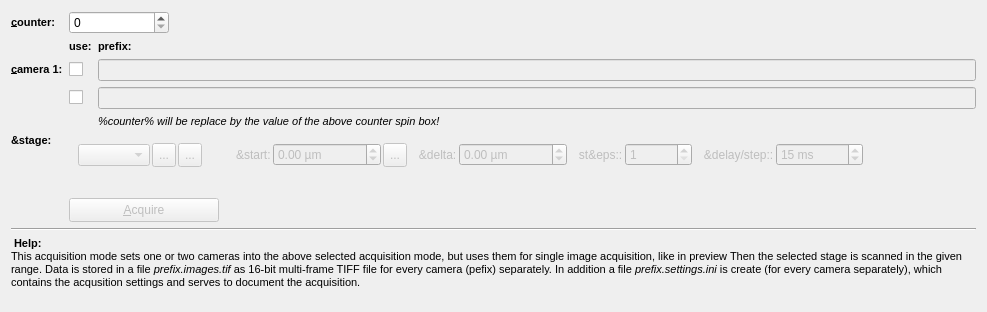
Above: plugins/spimb040/qfespimb040imagestackconfigwidget.ui from jkriege2/QuickFit3 before the change. Below: the same form after it.
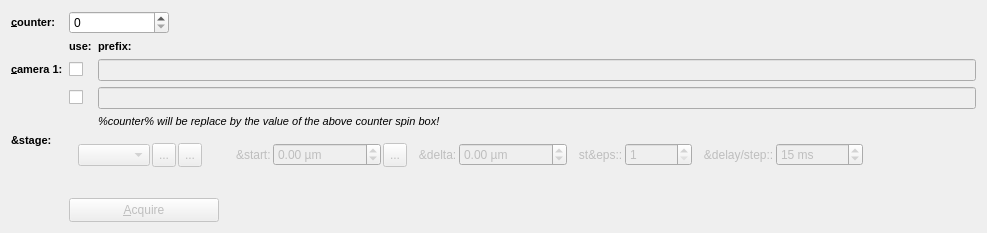
That is the form after the change. Icons and pictures are not drawn. Custom widgets are drawn as their Qt base class.

Commit message: QuickFit3/B040: improved online help, added "save overview" option to image acquisitions

The edit to the form file:
```diff
--- a/plugins/spimb040/qfespimb040imagestackconfigwidget.ui
+++ b/plugins/spimb040/qfespimb040imagestackconfigwidget.ui
@@ -10,7 +10,7 @@
     <x>0</x>
     <y>0</y>
     <width>987</width>
-    <height>284</height>
+    <height>221</height>
    </rect>
   </property>
   <property name="windowTitle">
@@ -119,45 +119,6 @@
      </property>
     </widget>
    </item>
-   <item row="11" column="0" colspan="3">
-    <widget class="QLabel" name="label">
-     <property name="sizePolicy">
-      <sizepolicy hsizetype="Preferred" vsizetype="MinimumExpanding">
-       <horstretch>0</horstretch>
-       <verstretch>0</verstretch>
-      </sizepolicy>
-     </property>
-     <property name="minimumSize">
-      <size>
-       <width>0</width>
-       <height>64</height>
-      </size>
-     </property>
-     <property name="text">
-      <string>&lt;!DOCTYPE HTML PUBLIC &quot;-//W3C//DTD HTML 4.0//EN&quot; &quot;http://www.w3.org/TR/REC-html40/strict.dtd&quot;&gt;
-&lt;html&gt;&lt;head&gt;&lt;meta name=&quot;qrichtext&quot; content=&quot;1&quot; /&gt;&lt;style type=&quot;text/css&quot;&gt;
-p, li { white-space: pre-wrap; }
-&lt;/style&gt;&lt;/head&gt;&lt;body style=&quot; font-family:'MS Shell Dlg 2'; font-size:8.25pt; font-weight:400; font-style:normal;&quot;&gt;
-&lt;p style=&quot; margin-top:0px; margin-bottom:0px; margin-left:0px; margin-right:0px; -qt-block-indent:0; text-indent:0px;&quot;&gt;&lt;img src=&quot;:/lib/help.png&quot; /&gt;&lt;span style=&quot; font-size:8pt;&quot;&gt; &lt;/span&gt;&lt;span style=&quot; font-size:8pt; font-weight:600;&quot;&gt;Help:&lt;/span&gt;&lt;span style=&quot; font-size:8pt;&quot;&gt;&lt;br /&gt;This acquisition mode sets one or two cameras into the above selected acquisition mode, but uses them for single image acquisition, like in preview Then the selected stage is scanned in the given range. Data is stored in a file &lt;/span&gt;&lt;span style=&quot; font-size:8pt; font-style:italic;&quot;&gt;prefix.images.tif&lt;/span&gt;&lt;span style=&quot; font-size:8pt;&quot;&gt; as 16-bit multi-frame TIFF file for every camera (pefix) separately. In addition a file &lt;/span&gt;&lt;span style=&quot; font-size:8pt; font-style:italic;&quot;&gt;prefix.settings.ini&lt;/span&gt;&lt;span style=&quot; font-size:8pt;&quot;&gt; is create (for every camera separately), which contains the acqusition settings and serves to document the acquisition.&lt;/span&gt;&lt;/p&gt;&lt;/body&gt;&lt;/html&gt;</string>
-     </property>
-     <property name="alignment">
-      <set>Qt::AlignLeading|Qt::AlignLeft|Qt::AlignTop</set>
-     </property>
-     <property name="wordWrap">
-      <bool>true</bool>
-     </property>
-     <property name="textInteractionFlags">
-      <set>Qt::LinksAccessibleByMouse|Qt::TextSelectableByKeyboard|Qt::TextSelectableByMouse</set>
-     </property>
-    </widget>
-   </item>
-   <item row="10" column="0" colspan="3">
-    <widget class="Line" name="line">
-     <property name="orientation">
-      <enum>Qt::Horizontal</enum>
-     </property>
-    </widget>
-   </item>
    <item row="6" column="0">
     <widget class="QLabel" name="label_6">
      <property name="text">
```
The commit also changes 18 other files.
